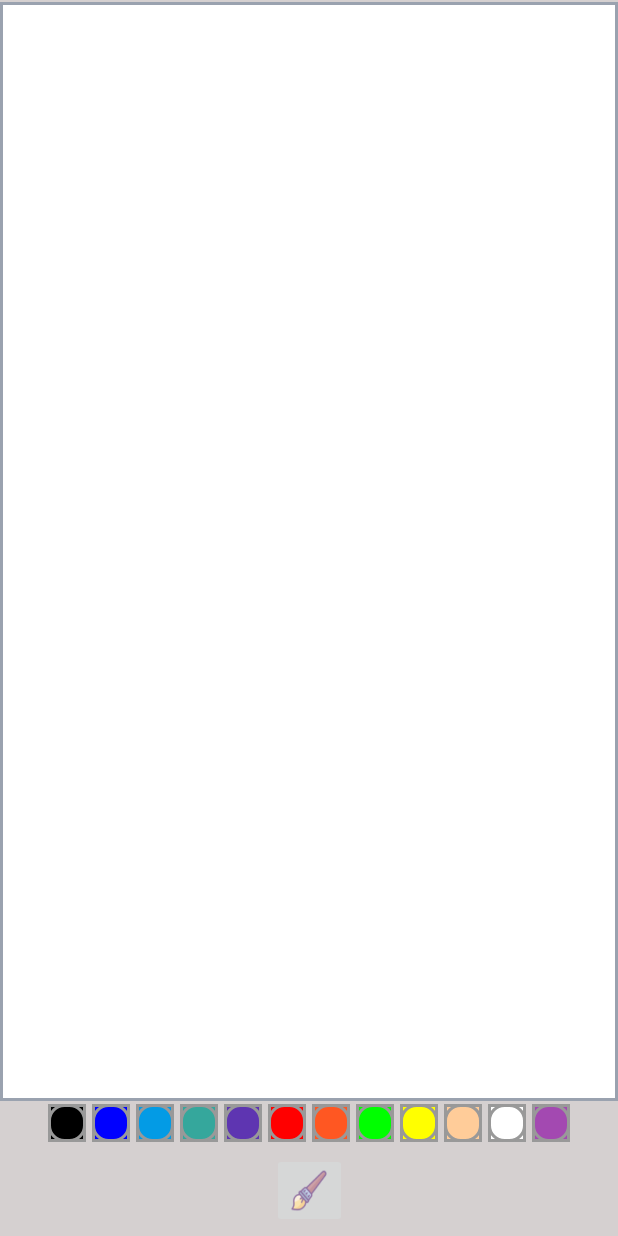
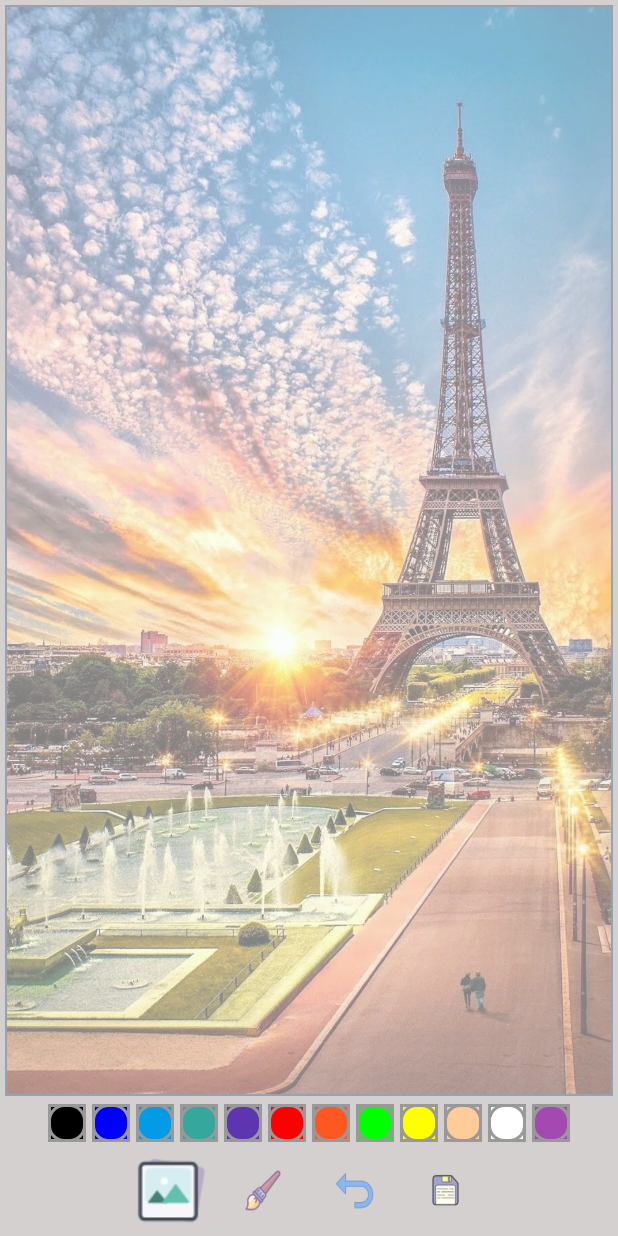
Before and after one commit to Amirabbas-Ghorbani/Kids_Drawing_App, an Android app: the screen it shows after launch (MainActivity), on a phone screen of 412 x 824 dp. Run offline under Robolectric (Android 15) with nearby library versions, the phone set to English and light mode, and no system bars.

Commit message:
fourth commit

```diff
--- a/app/src/main/res/layout/activity_main.xml
+++ b/app/src/main/res/layout/activity_main.xml
@@ -7,28 +7,46 @@
     tools:context=".MainActivity"
     android:background="#D5D0D0">
 
-   <ghorbani.amir.kidsdrawingapp.DrawingView
-       android:id="@+id/drawing_view"
+   <FrameLayout
+       android:id="@+id/fl_drawing_view_container"
        android:layout_width="0dp"
        android:layout_height="0dp"
-       android:layout_marginTop="1dp"
+       android:layout_margin="3dp"
+       android:padding="1dp"
        android:background="@drawable/background_drawing_view_layout"
        app:layout_constraintBottom_toTopOf="@+id/ll_paint_colors"
        app:layout_constraintEnd_toEndOf="parent"
        app:layout_constraintStart_toStartOf="parent"
        app:layout_constraintTop_toTopOf="parent"
+       >
 
-       />
+      <ImageView
+          android:id="@+id/iv_background"
+          android:layout_width="match_parent"
+          android:layout_height="match_parent"
+          android:scaleType="centerCrop"
+          android:src="@drawable/ic_eiffel"
+          />
+
+      <ghorbani.amir.kidsdrawingapp.DrawingView
+          android:id="@+id/drawing_view"
+          android:layout_width="match_parent"
+          android:layout_height="match_parent"
+          android:background="#80FFFFFF"
+          />
+
+   </FrameLayout>
+
 
    <LinearLayout
        android:id="@+id/ll_paint_colors"
        android:layout_width="wrap_content"
        android:layout_height="wrap_content"
        android:orientation="horizontal"
-       app:layout_constraintBottom_toTopOf="@id/ib_brush_size"
+       app:layout_constraintBottom_toTopOf="@id/ll_action_buttons"
        app:layout_constraintEnd_toEndOf="parent"
        app:layout_constraintStart_toStartOf="parent"
-       app:layout_constraintTop_toBottomOf="@+id/drawing_view"
+       app:layout_constraintTop_toBottomOf="@+id/fl_drawing_view_container"
        >
 
       <ImageButton
@@ -152,17 +170,59 @@
           />
    </LinearLayout>
 
-   <ImageButton
-       android:id="@+id/ib_brush_size"
-       android:layout_width="50dp"
-       android:layout_height="50dp"
-       android:layout_margin="5dp"
+   <LinearLayout
+       android:id="@+id/ll_action_buttons"
+       android:layout_width="match_parent"
+       android:layout_height="wrap_content"
+       android:gravity="center"
+       android:orientation="horizontal"
        app:layout_constraintBottom_toBottomOf="parent"
        app:layout_constraintEnd_toEndOf="parent"
        app:layout_constraintStart_toStartOf="parent"
        app:layout_constraintTop_toBottomOf="@+id/ll_paint_colors"
-       android:src="@drawable/ic_brush"
-       android:scaleType="fitXY"
-       />
+       >
+
+      <ImageView
+          android:id="@+id/ib_gallery"
+          android:layout_width="50dp"
+          android:layout_height="50dp"
+          android:layout_margin="5dp"
+          android:src="@drawable/ic_gallery"
+          android:scaleType="fitXY"
+          />
+
+      <ImageButton
+          android:id="@+id/ib_brush_size"
+          android:layout_width="50dp"
+          android:layout_height="50dp"
+          android:layout_margin="5dp"
+          android:src="@drawable/ic_brush"
+          android:backgroundTint="#D5D0D0"
+          android:scaleType="fitXY"
+          />
+
+      <ImageButton
+          android:id="@+id/ib_undo"
+          android:layout_width="50dp"
+          android:layout_height="50dp"
+          android:layout_margin="5dp"
+          android:src="@drawable/ic_undo"
+          android:backgroundTint="#D5D0D0"
+          android:scaleType="fitXY"
+          />
+
+      <ImageButton
+          android:id="@+id/ib_save"
+          android:layout_width="50dp"
+          android:layout_height="50dp"
+          android:layout_margin="5dp"
+          android:src="@drawable/ic_save"
+          android:backgroundTint="#D5D0D0"
+          android:scaleType="fitXY"
+          />
+
+   </LinearLayout>
+
+
 
 </androidx.constraintlayout.widget.ConstraintLayout>
--- a/build.gradle
+++ b/build.gradle
@@ -1,6 +1,6 @@
 // Top-level build file where you can add configuration options common to all sub-projects/modules.
 plugins {
-    id 'com.android.application' version '8.0.0' apply false
-    id 'com.android.library' version '8.0.0' apply false
+    id 'com.android.application' version '8.0.1' apply false
+    id 'com.android.library' version '8.0.1' apply false
     id 'org.jetbrains.kotlin.android' version '1.8.21' apply false
 }
```
Also changed, not shown: app/src/main/res/drawable/ic_eiffel.jpg (added), app/src/main/res/drawable/ic_gallery.png (added), app/src/main/res/drawable/ic_save.png (added), app/src/main/res/drawable/ic_undo.png (added).
